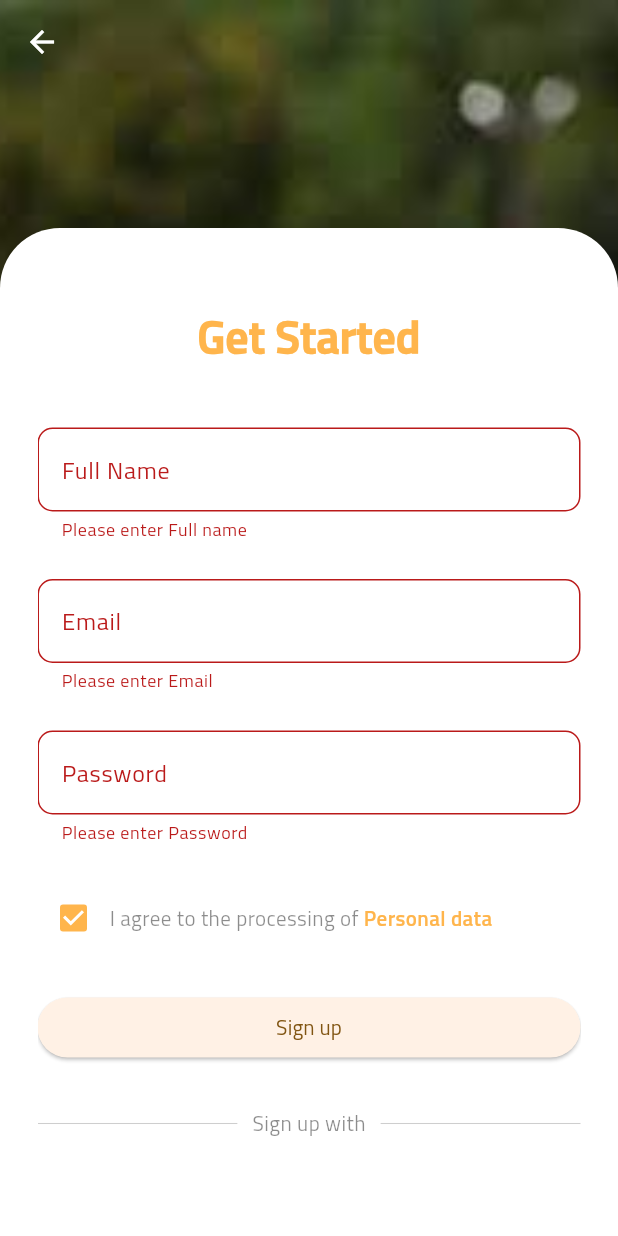
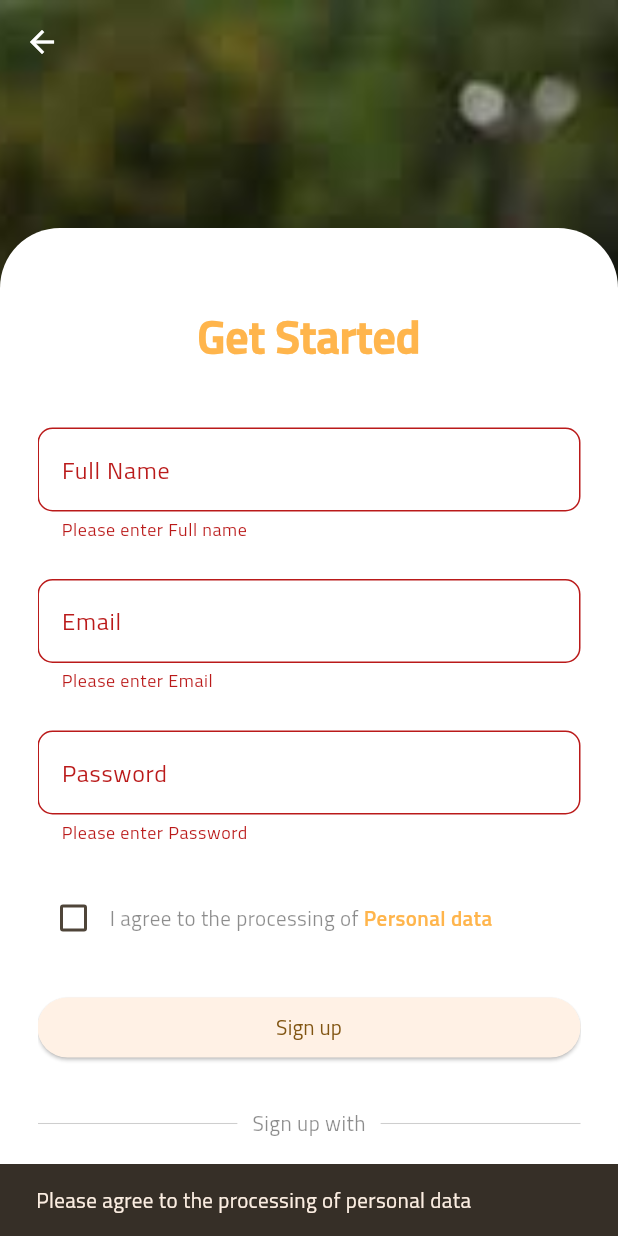
Before and after one commit to LamriAmira/ApplicationErreurVersion, a Flutter app: the SignUpScreen screen opened directly, after a tap on "Sign up", on a phone screen of 412 x 824 dp. Run offline on Flutter 3.47's test engine with Material 3 defaults, Android fonts, the phone set to English and light mode, and no system bars; our stand-ins replace carousel_slider, flutter_secure_storage, iconsax; missing offline and left inert: mysql1; accounts and stored records are empty.

Commit message:
added signup

```diff
--- a/lib/main.dart
+++ b/lib/main.dart
@@ -5,6 +5,7 @@ import 'package:football_app/constants.dart';
 import 'package:football_app/logic/models/mysql.dart';
 import 'package:football_app/screens/main_screen.dart';
 import 'package:football_app/screens/signin_screen.dart';
+import 'package:football_app/screens/welcome_screen.dart';
 
 void main() {
   runApp(const MyApp());
@@ -29,7 +30,7 @@ class MyApp extends StatelessWidget {
           background: kbackgroundColor,
         ),
       ),
-      home: const SignInScreen(), //WelcomeScreen
+      home: const WelcomeScreen(), //WelcomeScreen
     );
   }
 }
--- a/lib/screens/signup_screen.dart
+++ b/lib/screens/signup_screen.dart
@@ -1,9 +1,12 @@
-// ignore_for_file: non_constant_identifier_names
+// ignore_for_file: use_build_context_synchronously, prefer_const_constructors
 
 import 'package:flutter/material.dart';
+import 'package:football_app/controller/authController.dart';
 import 'package:football_app/screens/signin_screen.dart';
 import 'package:football_app/theme/theme.dart';
 import 'package:football_app/widgets/custom_scaffold.dart';
+
+AuthController authController = AuthController();
 
 class SignUpScreen extends StatefulWidget {
   const SignUpScreen({super.key});
@@ -14,9 +17,106 @@ class SignUpScreen extends StatefulWidget {
 
 class _SignUpScreenState extends State<SignUpScreen> {
   final _formSignupKey = GlobalKey<FormState>();
-  bool agreePersonalData = true;
+  final TextEditingController _fullNameController = TextEditingController();
+  final TextEditingController _emailController = TextEditingController();
+  final TextEditingController _passwordController = TextEditingController();
+  bool agreePersonalData = false;
 
-  void SignUp() {}
+  Future<void> signUp() async {
+    if (_formSignupKey.currentState!.validate() && agreePersonalData) {
+      bool success = await authController.signUpAuth(
+        _fullNameController.text,
+        _emailController.text,
+        _passwordController.text,
+      );
+
+      if (success) {
+        _showSuccessDialog();
+      } else {
+        ScaffoldMessenger.of(context).showSnackBar(
+          SnackBar(content: Text('Signup failed. Please try again.')),
+        );
+      }
+    } else if (!agreePersonalData) {
+      ScaffoldMessenger.of(context).showSnackBar(
+        SnackBar(
+            content: Text('Please agree to the processing of personal data')),
+      );
+    }
+  }
+
+  void _showSuccessDialog() {
+    showDialog(
+      context: context,
+      builder: (BuildContext context) {
+        return AlertDialog(
+          shape: RoundedRectangleBorder(
+            borderRadius: BorderRadius.circular(20),
+          ),
+          content: Container(
+            padding: const EdgeInsets.all(16.0),
+            decoration: BoxDecoration(
+              color: lightColorScheme.background,
+              borderRadius: BorderRadius.circular(20),
+            ),
+            child: Column(
+              mainAxisSize: MainAxisSize.min,
+              children: [
+                Icon(
+                  Icons.check_circle,
+                  color: lightColorScheme.primary,
+                  size: 60,
+                ),
+                const SizedBox(height: 20),
+                Text(
+                  "Success",
+                  style: TextStyle(
+                    fontSize: 24,
+                    fontWeight: FontWeight.bold,
+                    color: lightColorScheme.primary,
+                  ),
+                ),
+                const SizedBox(height: 10),
+                Text(
+                  "Your account is created successfully. Please login.",
+                  textAlign: TextAlign.center,
+                  style: TextStyle(
+                    fontSize: 16,
+                    color: lightColorScheme.onBackground,
+                  ),
+                ),
+                const SizedBox(height: 20),
+                ElevatedButton(
+                  style: ElevatedButton.styleFrom(
+                    backgroundColor: lightColorScheme.primary,
+                    shape: RoundedRectangleBorder(
+                      borderRadius: BorderRadius.circular(10),
+                    ),
+                    padding: EdgeInsets.symmetric(horizontal: 20, vertical: 10),
+                  ),
+                  onPressed: () {
+                    Navigator.of(context).pop();
+                    Navigator.pushReplacement(
+                      context,
+                      MaterialPageRoute(
+                          builder: (context) => const SignInScreen()),
+                    );
+                  },
+                  child: Text(
+                    "OK",
+                    style: TextStyle(
+                      fontSize: 16,
+                      color: lightColorScheme.onPrimary,
+                    ),
+                  ),
+                ),
+              ],
+            ),
+          ),
+        );
+      },
+    );
+  }
 
   @override
   Widget build(BuildContext context) {
@@ -25,9 +125,7 @@ class _SignUpScreenState extends State<SignUpScreen> {
         children: [
           const Expanded(
             flex: 1,
-            child: SizedBox(
-              height: 10,
-            ),
+            child: SizedBox(height: 10),
           ),
           Expanded(
             flex: 7,
@@ -41,13 +139,11 @@ class _SignUpScreenState extends State<SignUpScreen> {
                 ),
               ),
               child: SingleChildScrollView(
-                // get started form
                 child: Form(
                   key: _formSignupKey,
                   child: Column(
                     crossAxisAlignment: CrossAxisAlignment.center,
                     children: [
-                      // get started text
                       Text(
                         'Get Started',
                         style: TextStyle(
@@ -56,11 +152,9 @@ class _SignUpScreenState extends State<SignUpScreen> {
                           color: lightColorScheme.primary,
                         ),
                       ),
-                      const SizedBox(
-                        height: 40.0,
-                      ),
-                      // full name
+                      const SizedBox(height: 40.0),
                       TextFormField(
+                        controller: _fullNameController,
                         validator: (value) {
                           if (value == null || value.isEmpty) {
                             return 'Please enter Full name';
@@ -70,28 +164,20 @@ class _SignUpScreenState extends State<SignUpScreen> {
                         decoration: InputDecoration(
                           label: const Text('Full Name'),
                           hintText: 'Enter Full Name',
-                          hintStyle: const TextStyle(
-                            color: Colors.black26,
-                          ),
+                          hintStyle: const TextStyle(color: Colors.black26),
                           border: OutlineInputBorder(
-                            borderSide: const BorderSide(
-                              color: Colors.black12, // Default border color
-                            ),
+                            borderSide: const BorderSide(color: Colors.black12),
                             borderRadius: BorderRadius.circular(10),
                           ),
                           enabledBorder: OutlineInputBorder(
-                            borderSide: const BorderSide(
-                              color: Colors.black12, // Default border color
-                            ),
+                            borderSide: const BorderSide(color: Colors.black12),
                             borderRadius: BorderRadius.circular(10),
                           ),
                         ),
                       ),
-                      const SizedBox(
-                        height: 25.0,
-                      ),
-                      // email
+                      const SizedBox(height: 25.0),
                       TextFormField(
+                        controller: _emailController,
                         validator: (value) {
                           if (value == null || value.isEmpty) {
                             return 'Please enter Email';
@@ -101,28 +187,20 @@ class _SignUpScreenState extends State<SignUpScreen> {
                         decoration: InputDecoration(
                           label: const Text('Email'),
                           hintText: 'Enter Email',
-                          hintStyle: const TextStyle(
-                            color: Colors.black26,
-                          ),
+                          hintStyle: const TextStyle(color: Colors.black26),
                           border: OutlineInputBorder(
-                            borderSide: const BorderSide(
-                              color: Colors.black12, // Default border color
-                            ),
+                            borderSide: const BorderSide(color: Colors.black12),
                             borderRadius: BorderRadius.circular(10),
                           ),
                           enabledBorder: OutlineInputBorder(
-                            borderSide: const BorderSide(
-                              color: Colors.black12, // Default border color
-                            ),
+                            borderSide: const BorderSide(color: Colors.black12),
                             borderRadius: BorderRadius.circular(10),
                           ),
                         ),
                       ),
-                      const SizedBox(
-                        height: 25.0,
-                      ),
-                      // password
+                      const SizedBox(height: 25.0),
                       TextFormField(
+                        controller: _passwordController,
                         obscureText: true,
                         obscuringCharacter: '*',
                         validator: (value) {
@@ -134,27 +212,18 @@ class _SignUpScreenState extends State<SignUpScreen> {
                         decoration: InputDecoration(
                           label: const Text('Password'),
                           hintText: 'Enter Password',
-                          hintStyle: const TextStyle(
-                            color: Colors.black26,
-                          ),
+                          hintStyle: const TextStyle(color: Colors.black26),
                           border: OutlineInputBorder(
-                            borderSide: const BorderSide(
-                              color: Colors.black12, // Default border color
-                            ),
+                            borderSide: const BorderSide(color: Colors.black12),
                             borderRadius: BorderRadius.circular(10),
                           ),
                           enabledBorder: OutlineInputBorder(
-                            borderSide: const BorderSide(
-                              color: Colors.black12, // Default border color
-                            ),
+                            borderSide: const BorderSide(color: Colors.black12),
                             borderRadius: BorderRadius.circular(10),
                           ),
                         ),
                       ),
-                      const SizedBox(
-                        height: 25.0, //mmmmm25
-                      ),
-                      // i agree to the processing
+                      const SizedBox(height: 25.0),
                       Row(
                         children: [
                           Checkbox(
@@ -168,9 +237,7 @@ class _SignUpScreenState extends State<SignUpScreen> {
                           ),
                           const Text(
                             'I agree to the processing of ',
-                            style: TextStyle(
-                              color: Colors.black45,
-                            ),
+                            style: TextStyle(color: Colors.black45),
                           ),
                           Text(
                             'Personal data',
@@ -181,36 +248,15 @@ class _SignUpScreenState extends State<SignUpScreen> {
                           ),
                         ],
                       ),
-                      const SizedBox(
-                        height: 25.0,
-                      ),
-                      // signup button
+                      const SizedBox(height: 25.0),
                       SizedBox(
                         width: double.infinity,
                         child: ElevatedButton(
-                          onPressed: () {
-                            if (_formSignupKey.currentState!.validate() &&
-                                agreePersonalData) {
-                              ScaffoldMessenger.of(context).showSnackBar(
-                                const SnackBar(
-                                  content: Text('Processing Data'),
-                                ),
-                              );
-                            } else if (!agreePersonalData) {
-                              ScaffoldMessenger.of(context).showSnackBar(
-                                const SnackBar(
-                                    content: Text(
-                                        'Please agree to the processing of personal data')),
-                              );
-                            }
-                          },
+                          onPressed: signUp,
                           child: const Text('Sign up'),
                         ),
                       ),
-                      const SizedBox(
-                        height: 30.0,
-                      ),
-                      // sign up divider
+                      const SizedBox(height: 30.0),
                       Row(
                         mainAxisAlignment: MainAxisAlignment.center,
                         children: [
@@ -221,15 +267,10 @@ class _SignUpScreenState extends State<SignUpScreen> {
                             ),
                           ),
                           const Padding(
-                            padding: EdgeInsets.symmetric(
-                              vertical: 0,
-                              horizontal: 10,
-                            ),
+                            padding: EdgeInsets.symmetric(horizontal: 10),
                             child: Text(
                               'Sign up with',
-                              style: TextStyle(
-                                color: Colors.black45,
-                              ),
+                              style: TextStyle(color: Colors.black45),
                             ),
                           ),
                           Expanded(
@@ -240,34 +281,25 @@ class _SignUpScreenState extends State<SignUpScreen> {
                           ),
                         ],
                       ),
-                      const SizedBox(
-                        height: 30.0,
-                      ),
-                      // sign up social media logo
+                      const SizedBox(height: 30.0),
                       const Row(
                         mainAxisAlignment: MainAxisAlignment.spaceEvenly,
                         children: [],
                       ),
-                      const SizedBox(
-                        height: 25.0,
-                      ),
-                      // already have an account
+                      const SizedBox(height: 25.0),
                       Row(
                         mainAxisAlignment: MainAxisAlignment.center,
                         children: [
                           const Text(
                             'Already have an account? ',
-                            style: TextStyle(
-                              color: Colors.black45,
-                            ),
+                            style: TextStyle(color: Colors.black45),
                           ),
                           GestureDetector(
                             onTap: () {
                               Navigator.push(
                                 context,
                                 MaterialPageRoute(
-                                  builder: (e) => const SignInScreen(),
-                                ),
+                                    builder: (e) => const SignInScreen()),
                               );
                             },
                             child: Text(
@@ -280,9 +312,7 @@ class _SignUpScreenState extends State<SignUpScreen> {
                           ),
                         ],
                       ),
-                      const SizedBox(
-                        height: 20.0,
-                      ),
+                      const SizedBox(height: 20.0),
                     ],
                   ),
                 ),
```
Also changed, not shown: lib/controller/authController.dart (+27 -9 lines).
